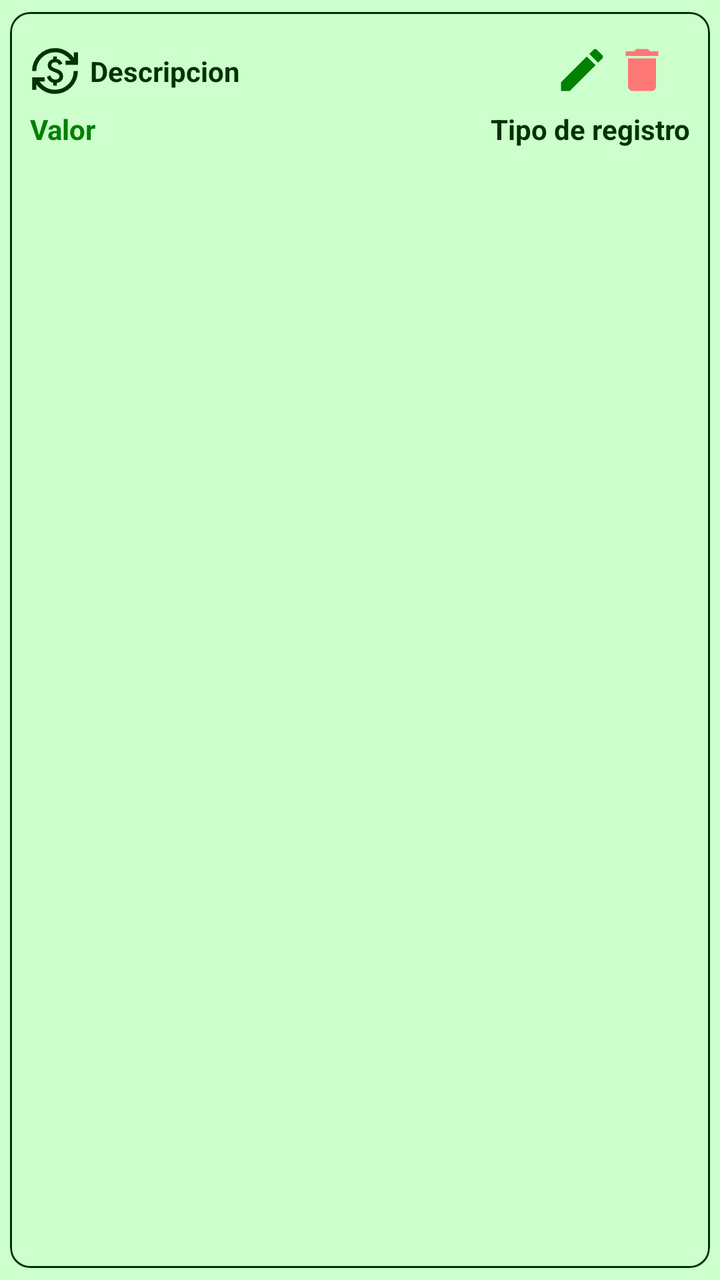
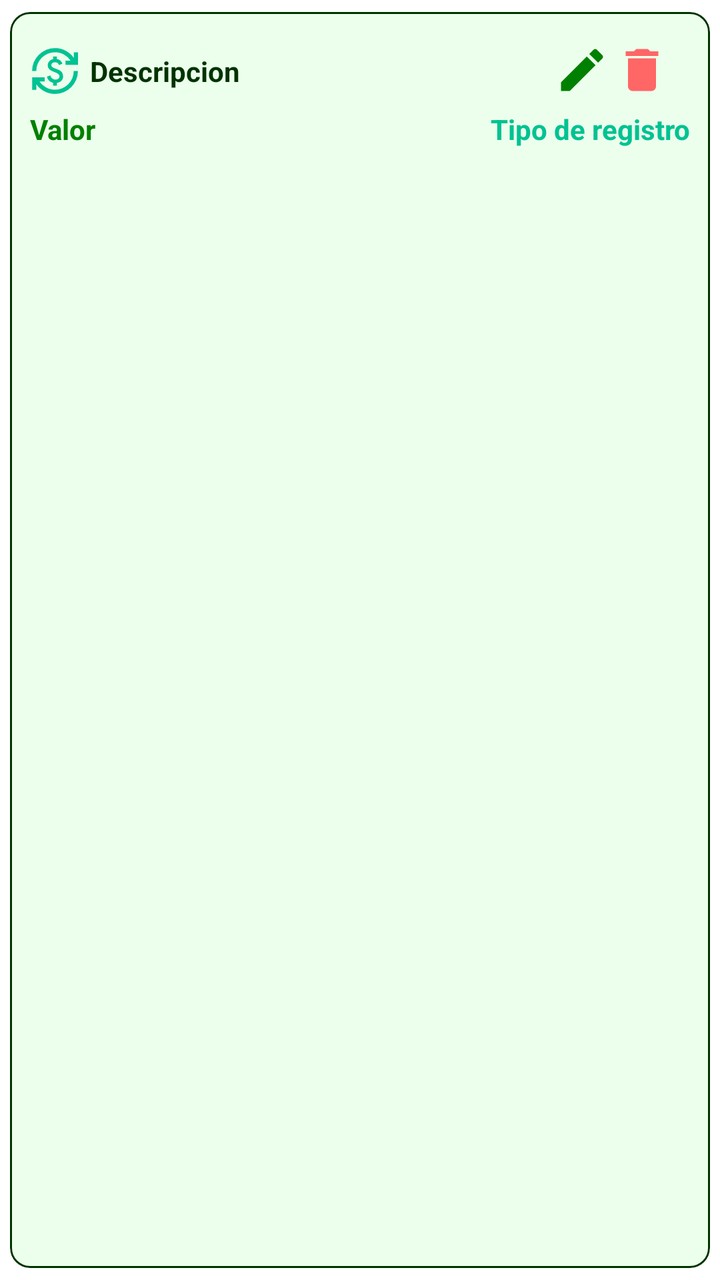

Two renders of the same Android screen: before a commit and after it. Below are the layout's source before the change and the commit's diff.
<!-- AndroidManifest.xml: application theme Theme.MyLittleFinanControl -->
<!-- res/layout/item_movimiento.xml -->
<?xml version="1.0" encoding="utf-8"?>
<com.google.android.material.card.MaterialCardView
    xmlns:android="http://schemas.android.com/apk/res/android"
    android:layout_width="match_parent"
    android:layout_height="wrap_content"
    xmlns:app="http://schemas.android.com/apk/res-auto"
    app:cardCornerRadius="10dp"
    app:cardElevation="0dp"
    app:cardUseCompatPadding="true"
    app:cardBackgroundColor="?attr/colorPrimaryContainer"
    app:strokeWidth="1dp"
    app:strokeColor="?attr/colorOnSurface">

    <androidx.appcompat.widget.LinearLayoutCompat
        android:layout_width="match_parent"
        android:layout_height="wrap_content"
        android:orientation="vertical"
        android:padding="10dp">

        <RelativeLayout
            android:layout_width="match_parent"
            android:layout_height="wrap_content"
            android:orientation="horizontal"
            android:layout_marginTop="5dp">

            <ImageView
                android:id="@+id/iv_icono_deuda"
                android:layout_width="25dp"
                android:layout_height="25dp"
                android:layout_centerVertical="true"
                android:src="@drawable/ic_movimientos"
                app:tint="?attr/colorOnSurface" />

            <TextView
                android:id="@+id/item_descripcion"
                android:text="@string/item_descripcion"
                android:textStyle="bold"
                android:layout_marginStart="30dp"
                android:layout_marginBottom="10dp"
                android:textColor="?attr/colorOnSurface"
                android:layout_centerVertical="true"
                android:layout_width="wrap_content"
                android:layout_height="wrap_content"/>

            <ImageView
                android:id="@+id/ivActualizar"
                android:layout_alignParentEnd="true"
                android:src="@drawable/ic_edit"
                app:tint="?attr/colorPrimary"
                android:layout_marginEnd="40dp"
                android:layout_width="28dp"
                android:layout_height="28dp"/>

            <ImageView
                android:id="@+id/ivEliminarMov"
                android:layout_alignParentEnd="true"
                android:src="@drawable/ic_delete"
                android:layout_marginEnd="10dp"
                app:tint="?attr/colorError"
                android:layout_width="28dp"
                android:layout_height="28dp" />

        </RelativeLayout>

        <RelativeLayout
            android:layout_width="match_parent"
            android:layout_height="wrap_content"
            android:orientation="horizontal"
            android:layout_marginTop="5dp">

            <TextView
                android:id="@+id/item_valor"
                android:text="@string/item_valor"
                android:textStyle="bold"
                android:layout_width="wrap_content"
                android:layout_height="wrap_content"
                android:layout_gravity="start"
                android:textColor="?attr/colorPrimary"/>

            <TextView
                android:id="@+id/item_tipo"
                android:text="@string/item_tipo"
                android:textStyle="bold"
                android:layout_width="wrap_content"
                android:layout_height="wrap_content"
                android:layout_gravity="end"
                android:layout_alignParentEnd="true"
                android:textColor="?attr/colorOnSurface"/>
        </RelativeLayout>

    </androidx.appcompat.widget.LinearLayoutCompat>

</com.google.android.material.card.MaterialCardView>
<!-- resources referenced by this layout -->
<resources>
  <!-- drawable ic_delete (drawable) -->
  <vector xmlns:android="http://schemas.android.com/apk/res/android" android:autoMirrored="true" android:height="24dp" android:tint="#1F4F98" android:viewportHeight="24" android:viewportWidth="24" android:width="24dp">
        
      <path android:fillColor="@android:color/white" android:pathData="M6,19c0,1.1 0.9,2 2,2h8c1.1,0 2,-0.9 2,-2V7H6v12zM19,4h-3.5l-1,-1h-5l-1,1H5v2h14V4z"/>
      
  </vector>
  <!-- drawable ic_edit (drawable) -->
  <vector xmlns:android="http://schemas.android.com/apk/res/android" android:autoMirrored="true" android:height="24dp" android:tint="#1F4F98" android:viewportHeight="24" android:viewportWidth="24" android:width="24dp">
        
      <path android:fillColor="@android:color/white" android:pathData="M3,17.25V21h3.75L17.81,9.94l-3.75,-3.75L3,17.25zM20.71,7.04c0.39,-0.39 0.39,-1.02 0,-1.41l-2.34,-2.34c-0.39,-0.39 -1.02,-0.39 -1.41,0l-1.83,1.83 3.75,3.75 1.83,-1.83z"/>
      
  </vector>
  <string name="item_descripcion">Descripcion</string>
  <string name="item_tipo">Tipo de registro</string>
  <string name="item_valor">Valor</string>
  <style name="Theme.MyLittleFinanControl" parent="Base.Theme.MyLittleFinanControl" />
  <style name="Base.Theme.MyLittleFinanControl" parent="Theme.Material3.DayNight.NoActionBar">
          
  
          <item name="colorPrimary">@color/verde_oscuro</item>
  
          <item name="colorOnPrimary">@color/verde_claro</item>
  
  
          <item name="colorPrimaryContainer">@color/verde_transparente</item>
          <item name="colorOnPrimaryContainer">@color/verde_negro</item>
  
  
          <item name="colorSecondary">@color/white</item>
  
          <item name="colorOnSecondary">@color/secondary</item>
  
  
          <item name="colorOutline">@color/verde_negro</item>
  
  
          <item name="colorOnSurface">@color/verde_negro</item>
  
          
          <item name="android:windowBackground">@color/background_light</item>
          <item name="colorSurface">@color/verde_transparente</item>
  
          <item name="colorError">@color/accent_alerta</item>
  
          <item name="colorOnError">@color/accent_alerta</item>
  
          
          <item name="android:statusBarColor">@color/background_light</item>
          <item name="android:windowLightStatusBar">true</item>
      </style>
  <color name="verde_oscuro">#008000</color>
  <color name="verde_claro">#CCFFCC</color>
  <color name="verde_transparente">#5FCCFFCC</color>
  <color name="verde_negro">#003300</color>
  <color name="white">#CCFFCC</color>
  <color name="secondary">#33FF00</color>
  <color name="background_light">#CCFFCC</color>
  <color name="accent_alerta">#FF7878</color>
  <!-- unchanged entries left out for length: 1 -->
</resources>

<!-- the commit's change to res/layout/item_movimiento.xml (unified diff, before → after) -->
@@ -7,7 +7,7 @@
     app:cardCornerRadius="10dp"
     app:cardElevation="0dp"
     app:cardUseCompatPadding="true"
-    app:cardBackgroundColor="?attr/colorPrimaryContainer"
+    app:cardBackgroundColor="?attr/colorSecondaryContainer"
     app:strokeWidth="1dp"
     app:strokeColor="?attr/colorOnSurface">
 
@@ -29,7 +29,7 @@
                 android:layout_height="25dp"
                 android:layout_centerVertical="true"
                 android:src="@drawable/ic_movimientos"
-                app:tint="?attr/colorOnSurface" />
+                app:tint="?attr/colorSecondary" />
 
             <TextView
                 android:id="@+id/item_descripcion"
@@ -85,7 +85,7 @@
                 android:layout_height="wrap_content"
                 android:layout_gravity="end"
                 android:layout_alignParentEnd="true"
-                android:textColor="?attr/colorOnSurface"/>
+                android:textColor="?attr/colorSecondary"/>
         </RelativeLayout>
 
     </androidx.appcompat.widget.LinearLayoutCompat>
<!-- resource entries referenced after the edit -->
@@ -1,15 +1,15 @@
 <!-- resources referenced by this layout -->
 <resources>
   <!-- drawable ic_delete (drawable) -->
-  <vector xmlns:android="http://schemas.android.com/apk/res/android" android:autoMirrored="true" android:height="24dp" android:tint="#1F4F98" android:viewportHeight="24" android:viewportWidth="24" android:width="24dp">
+  <vector xmlns:android="http://schemas.android.com/apk/res/android" android:autoMirrored="true" android:height="24dp" android:tint="?attr/colorError" android:viewportHeight="24" android:viewportWidth="24" android:width="24dp">
         
-      <path android:fillColor="@android:color/white" android:pathData="M6,19c0,1.1 0.9,2 2,2h8c1.1,0 2,-0.9 2,-2V7H6v12zM19,4h-3.5l-1,-1h-5l-1,1H5v2h14V4z"/>
+      <path android:fillColor="?attr/colorError" android:pathData="M6,19c0,1.1 0.9,2 2,2h8c1.1,0 2,-0.9 2,-2V7H6v12zM19,4h-3.5l-1,-1h-5l-1,1H5v2h14V4z"/>
       
   </vector>
   <!-- drawable ic_edit (drawable) -->
-  <vector xmlns:android="http://schemas.android.com/apk/res/android" android:autoMirrored="true" android:height="24dp" android:tint="#1F4F98" android:viewportHeight="24" android:viewportWidth="24" android:width="24dp">
+  <vector xmlns:android="http://schemas.android.com/apk/res/android" android:autoMirrored="true" android:height="24dp" android:tint="?attr/colorPrimary" android:viewportHeight="24" android:viewportWidth="24" android:width="24dp">
         
-      <path android:fillColor="@android:color/white" android:pathData="M3,17.25V21h3.75L17.81,9.94l-3.75,-3.75L3,17.25zM20.71,7.04c0.39,-0.39 0.39,-1.02 0,-1.41l-2.34,-2.34c-0.39,-0.39 -1.02,-0.39 -1.41,0l-1.83,1.83 3.75,3.75 1.83,-1.83z"/>
+      <path android:fillColor="?attr/colorPrimary" android:pathData="M3,17.25V21h3.75L17.81,9.94l-3.75,-3.75L3,17.25zM20.71,7.04c0.39,-0.39 0.39,-1.02 0,-1.41l-2.34,-2.34c-0.39,-0.39 -1.02,-0.39 -1.41,0l-1.83,1.83 3.75,3.75 1.83,-1.83z"/>
       
   </vector>
   <string name="item_descripcion">Descripcion</string>
@@ -17,47 +17,63 @@
   <string name="item_valor">Valor</string>
   <style name="Theme.MyLittleFinanControl" parent="Base.Theme.MyLittleFinanControl" />
   <style name="Base.Theme.MyLittleFinanControl" parent="Theme.Material3.DayNight.NoActionBar">
+  
           
+          <item name="colorPrimary">@color/verde_oscuro</item>
+          
+          <item name="colorOnPrimary">@android:color/white</item>
   
-          <item name="colorPrimary">@color/verde_oscuro</item>
-  
-          <item name="colorOnPrimary">@color/verde_claro</item>
-  
-  
-          <item name="colorPrimaryContainer">@color/verde_transparente</item>
+          
+          <item name="colorPrimaryContainer">@color/verde_claro</item>
+          
           <item name="colorOnPrimaryContainer">@color/verde_negro</item>
   
+          
+          <item name="colorSecondary">@color/verde</item>
+          
+          <item name="colorOnSecondary">@color/verde_negro</item>
   
-          <item name="colorSecondary">@color/white</item>
+          
+          <item name="colorSecondaryContainer">@color/verde_transparente</item>
+          <item name="colorOnSecondaryContainer">@color/verde_negro</item>
   
-          <item name="colorOnSecondary">@color/secondary</item>
+          
+          <item name="colorTertiary">@color/verde_blanco_transparente</item>
+          <item name="colorOnTertiary">@color/verde_negro</item>
   
-  
+          
           <item name="colorOutline">@color/verde_negro</item>
   
-  
+          
           <item name="colorOnSurface">@color/verde_negro</item>
   
           
-          <item name="android:windowBackground">@color/background_light</item>
-          <item name="colorSurface">@color/verde_transparente</item>
-  
-          <item name="colorError">@color/accent_alerta</item>
-  
-          <item name="colorOnError">@color/accent_alerta</item>
+          
+          <item name="android:windowBackground">@android:color/white</item>
+          
+          <item name="colorSurface">@color/verde_blanco_transparente</item>
   
           
-          <item name="android:statusBarColor">@color/background_light</item>
+          <item name="colorError">@color/rojo_alerta</item>
+          <item name="colorOnError">@color/rojo_transparente</item>
+  
+          
+          <item name="android:statusBarColor">@android:color/white</item>
           <item name="android:windowLightStatusBar">true</item>
+  
+          
+          <item name="colorSurfaceVariant">#E0E0E0</item>
+          <item name="colorOnSurfaceVariant">#49454F</item>
+  
       </style>
   <color name="verde_oscuro">#008000</color>
   <color name="verde_claro">#CCFFCC</color>
   <color name="verde_transparente">#5FCCFFCC</color>
+  <color name="verde_blanco_transparente">#D3F6FFF6</color>
+  <color name="rojo_alerta">#FF6666</color>
+  <color name="rojo_transparente">#7BF69F9F</color>
   <color name="verde_negro">#003300</color>
-  <color name="white">#CCFFCC</color>
-  <color name="secondary">#33FF00</color>
-  <color name="background_light">#CCFFCC</color>
-  <color name="accent_alerta">#FF7878</color>
+  <color name="verde">#00C292</color>
   <!-- unchanged entries left out for length: 1 -->
 </resources>
 
